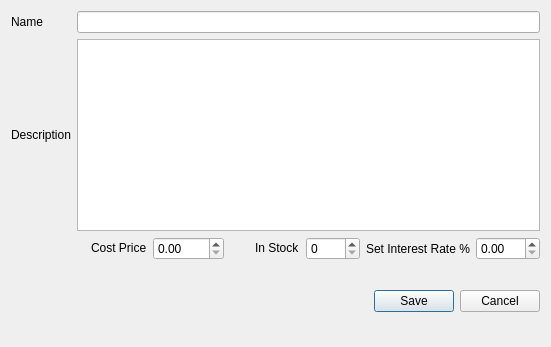
This is Stock_Update_Part.ui in bedi1982/Oficina as Qt 5 draws it before an edit. The edited form follows.
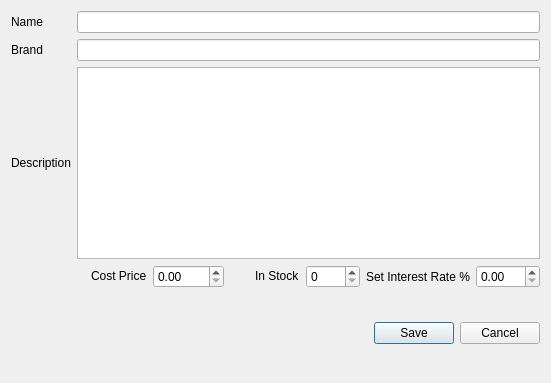
This is the edited form. Icons and pictures are not drawn.

What changed in the file:
```diff
--- a/Stock_Update_Part.ui
+++ b/Stock_Update_Part.ui
@@ -7,7 +7,7 @@
     <x>0</x>
     <y>0</y>
     <width>551</width>
-    <height>347</height>
+    <height>383</height>
    </rect>
   </property>
   <property name="windowTitle">
@@ -18,7 +18,23 @@
     <normaloff>:/emoticons/service.png</normaloff>:/emoticons/service.png</iconset>
   </property>
   <layout class="QGridLayout" name="gridLayout">
-   <item row="2" column="1" alignment="Qt::AlignRight">
+   <item row="5" column="4" colspan="3">
+    <widget class="QDialogButtonBox" name="buttonBox">
+     <property name="sizePolicy">
+      <sizepolicy hsizetype="Expanding" vsizetype="Expanding">
+       <horstretch>0</horstretch>
+       <verstretch>0</verstretch>
+      </sizepolicy>
+     </property>
+     <property name="focusPolicy">
+      <enum>Qt::StrongFocus</enum>
+     </property>
+     <property name="standardButtons">
+      <set>QDialogButtonBox::Cancel|QDialogButtonBox::Save</set>
+     </property>
+    </widget>
+   </item>
+   <item row="3" column="1" alignment="Qt::AlignRight">
     <widget class="QLabel" name="lbl_Cost_Price">
      <property name="sizePolicy">
       <sizepolicy hsizetype="Fixed" vsizetype="Fixed">
@@ -31,7 +47,7 @@
      </property>
     </widget>
    </item>
-   <item row="2" column="2">
+   <item row="3" column="2">
     <widget class="QDoubleSpinBox" name="double_Spin_Cost_Price">
      <property name="maximum">
       <double>999.990000000000009</double>
@@ -41,7 +57,7 @@
      </property>
     </widget>
    </item>
-   <item row="1" column="0">
+   <item row="2" column="0">
     <widget class="QLabel" name="lbl_Description">
      <property name="sizePolicy">
       <sizepolicy hsizetype="Fixed" vsizetype="Fixed">
@@ -54,23 +70,7 @@
      </property>
     </widget>
    </item>
-   <item row="4" column="4" colspan="3">
-    <widget class="QDialogButtonBox" name="buttonBox">
-     <property name="sizePolicy">
-      <sizepolicy hsizetype="Expanding" vsizetype="Expanding">
-       <horstretch>0</horstretch>
-       <verstretch>0</verstretch>
-      </sizepolicy>
-     </property>
-     <property name="focusPolicy">
-      <enum>Qt::StrongFocus</enum>
-     </property>
-     <property name="standardButtons">
-      <set>QDialogButtonBox::Cancel|QDialogButtonBox::Save</set>
-     </property>
-    </widget>
-   </item>
-   <item row="1" column="1" colspan="6">
+   <item row="2" column="1" colspan="6">
     <widget class="QPlainTextEdit" name="txt_Part_Description">
      <property name="tabChangesFocus">
       <bool>true</bool>
@@ -96,33 +96,7 @@
      </property>
     </widget>
    </item>
-   <item row="2" column="3" alignment="Qt::AlignRight">
-    <widget class="QLabel" name="lbl_Quantity">
-     <property name="sizePolicy">
-      <sizepolicy hsizetype="Fixed" vsizetype="Fixed">
-       <horstretch>0</horstretch>
-       <verstretch>0</verstretch>
-      </sizepolicy>
-     </property>
-     <property name="text">
-      <string>In Stock</string>
-     </property>
-    </widget>
-   </item>
-   <item row="0" column="0">
-    <widget class="QLabel" name="lbl_Part_Name">
-     <property name="sizePolicy">
-      <sizepolicy hsizetype="Fixed" vsizetype="Fixed">
-       <horstretch>0</horstretch>
-       <verstretch>0</verstretch>
-      </sizepolicy>
-     </property>
-     <property name="text">
-      <string>Name</string>
-     </property>
-    </widget>
-   </item>
-   <item row="2" column="4">
+   <item row="3" column="4">
     <widget class="QSpinBox" name="spin_Quantity">
      <property name="sizePolicy">
       <sizepolicy hsizetype="Fixed" vsizetype="Fixed">
@@ -135,7 +109,20 @@
      </property>
     </widget>
    </item>
-   <item row="2" column="6">
+   <item row="3" column="3" alignment="Qt::AlignRight">
+    <widget class="QLabel" name="lbl_Quantity">
+     <property name="sizePolicy">
+      <sizepolicy hsizetype="Fixed" vsizetype="Fixed">
+       <horstretch>0</horstretch>
+       <verstretch>0</verstretch>
+      </sizepolicy>
+     </property>
+     <property name="text">
+      <string>In Stock</string>
+     </property>
+    </widget>
+   </item>
+   <item row="3" column="6">
     <widget class="QDoubleSpinBox" name="double_Spin_Interrest_Rate">
      <property name="enabled">
       <bool>true</bool>
@@ -151,13 +138,36 @@
      </property>
     </widget>
    </item>
-   <item row="2" column="5" alignment="Qt::AlignRight">
+   <item row="0" column="0">
+    <widget class="QLabel" name="lbl_Part_Name">
+     <property name="sizePolicy">
+      <sizepolicy hsizetype="Fixed" vsizetype="Fixed">
+       <horstretch>0</horstretch>
+       <verstretch>0</verstretch>
+      </sizepolicy>
+     </property>
+     <property name="text">
+      <string>Name</string>
+     </property>
+    </widget>
+   </item>
+   <item row="3" column="5" alignment="Qt::AlignRight">
     <widget class="QLabel" name="lbl_Sell_Price">
      <property name="text">
       <string>Set Interest Rate %</string>
      </property>
     </widget>
    </item>
+   <item row="1" column="1" colspan="6">
+    <widget class="QLineEdit" name="line_Brand"/>
+   </item>
+   <item row="1" column="0">
+    <widget class="QLabel" name="lbl_Brand">
+     <property name="text">
+      <string>Brand</string>
+     </property>
+    </widget>
+   </item>
   </layout>
  </widget>
  <tabstops>
```
